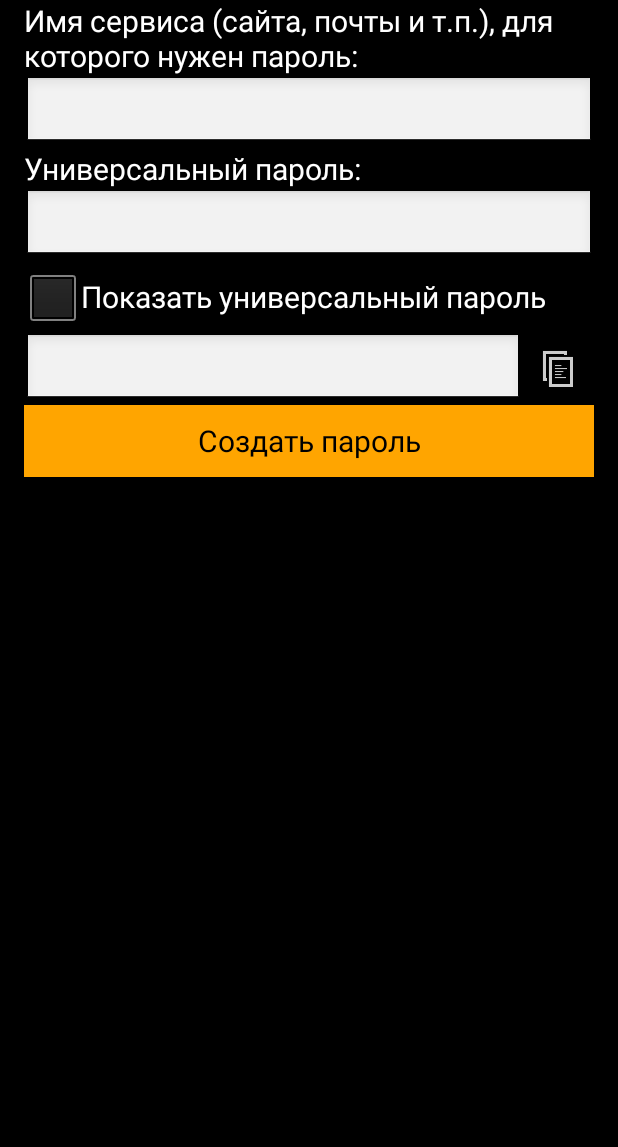
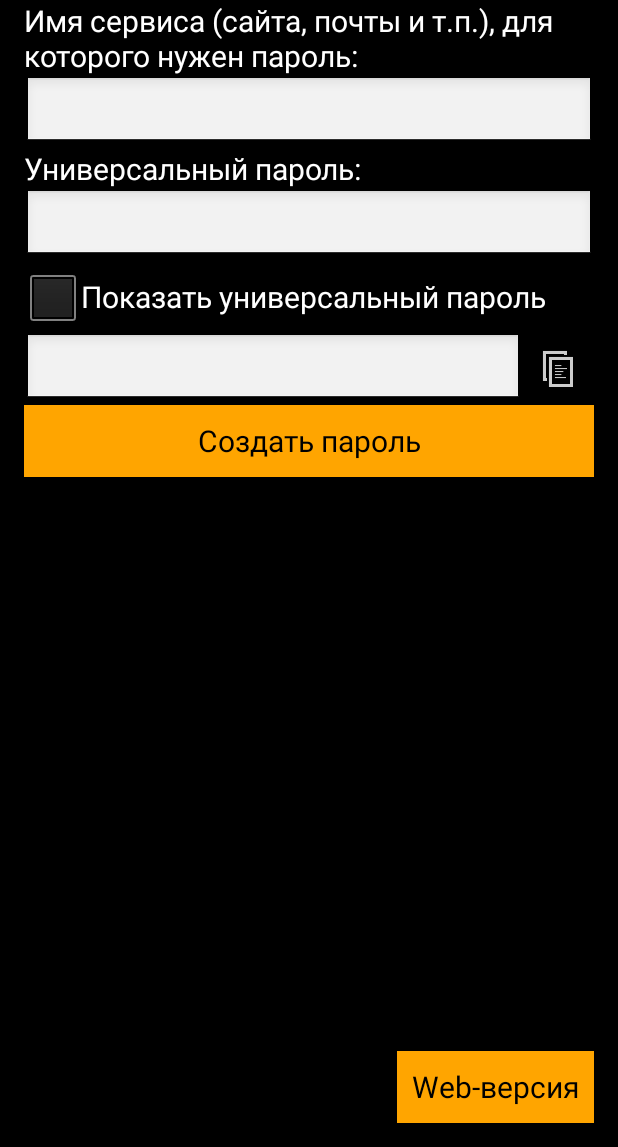
Before and after one commit to bdmoiseev/memorable_pass, an Android app: the screen it shows after launch (MainActivity), on a phone screen of 412 x 824 dp, the part 89-1236 px from its top. Run offline under Robolectric (Android 15) with nearby library versions, the phone set to English and light mode, and no system bars.

Commit message:
Link to web version added to application

```diff
--- a/android/app/src/main/java/com/skyhawk/yourpasswords/MainActivity.java
+++ b/android/app/src/main/java/com/skyhawk/yourpasswords/MainActivity.java
@@ -3,6 +3,8 @@ package com.skyhawk.yourpasswords;
 import android.app.Activity;
 import android.content.ClipData;
 import android.content.ClipboardManager;
+import android.content.Intent;
+import android.net.Uri;
 import android.os.Bundle;
 import android.text.InputType;
 import android.view.MotionEvent;
@@ -45,6 +47,9 @@ public class MainActivity extends Activity {
         ImageButton buttonClip = (ImageButton) findViewById(R.id.ClipButton);
         buttonClip.setOnClickListener(new ClipButtonOnClickListener());
         buttonClip.setOnTouchListener(new ClipButtonOnTouchListener());
+
+        Button webVersionButton = (Button) findViewById(R.id.webVersionButton);
+        webVersionButton.setOnClickListener(new WebVersionButtonClickListener());
     }
 
     private final class ButtonStartOnClickListener implements View.OnClickListener {
@@ -167,4 +172,13 @@ public class MainActivity extends Activity {
             return false;
         }
     }
+
+    private final class WebVersionButtonClickListener implements View.OnClickListener {
+        @Override
+        public void onClick(View v) {
+            Intent intent = new Intent(Intent.ACTION_VIEW);
+            intent.setData(Uri.parse(getResources().getString(R.string.web_version_url)));
+            startActivity(intent);
+        }
+    }
 }
--- a/android/app/src/main/res/layout/activity_main.xml
+++ b/android/app/src/main/res/layout/activity_main.xml
@@ -114,4 +114,18 @@
         android:height="@dimen/fields_height"
         android:textSize="@dimen/font_size" />
 
+    <Button
+        android:layout_width="wrap_content"
+        android:layout_height="wrap_content"
+        android:text="@string/web_version"
+        android:id="@+id/webVersionButton"
+        android:layout_alignParentBottom="true"
+        android:layout_alignRight="@+id/buttonStart"
+        android:layout_alignEnd="@+id/buttonStart"
+        android:background="#ffa500"
+        android:height="@dimen/fields_height"
+        android:paddingLeft="10dp"
+        android:paddingRight="10dp"
+        android:textSize="@dimen/font_size" />
+
 </RelativeLayout>
--- a/android/app/src/main/res/values/strings.xml
+++ b/android/app/src/main/res/values/strings.xml
@@ -8,4 +8,6 @@
     <string name="show_pass">Показать созданный пароль</string>
     <string name="to_clipboard">Скопировать в буфер</string>
     <string name="create_password">Создать пароль</string>
+    <string name="web_version">Web-версия</string>
+    <string name="web_version_url">http://your-pass.ru/</string>
 </resources>
```
